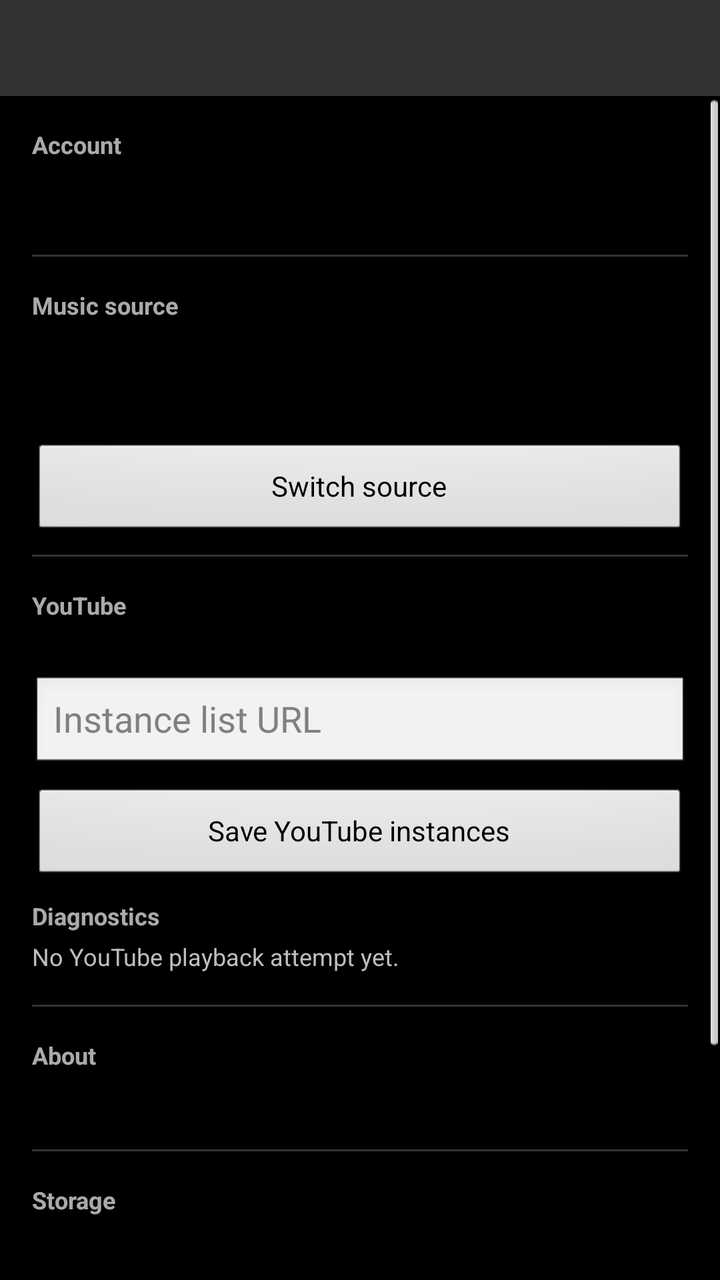
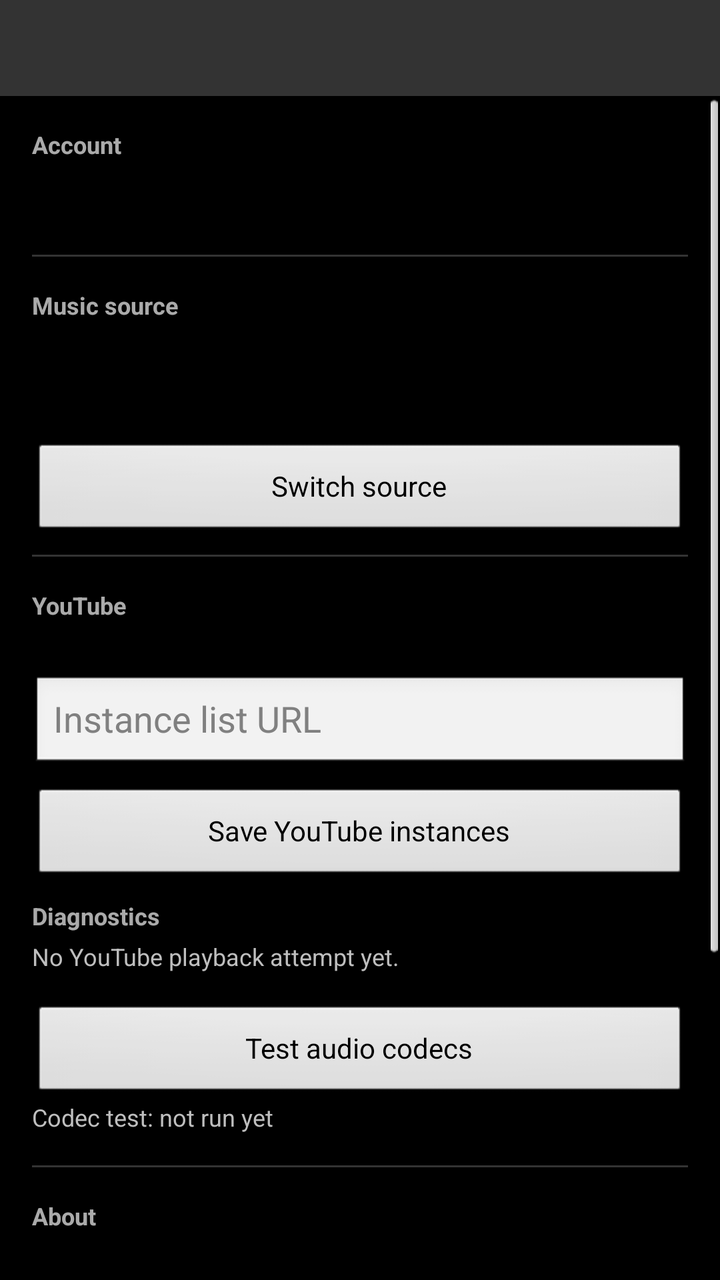

Before-and-after screenshots of an Android layout around one commit, followed by the original layout XML and the change that was made.
<!-- AndroidManifest.xml: application theme AppTheme -->
<!-- res/layout/activity_settings.xml -->
<?xml version="1.0" encoding="utf-8"?>
<LinearLayout xmlns:android="http://schemas.android.com/apk/res/android"
    android:orientation="vertical"
    android:layout_width="match_parent"
    android:layout_height="match_parent">

    <include layout="@layout/top_bar" />

    <ScrollView
        android:layout_width="match_parent"
        android:layout_height="0dp"
        android:layout_weight="1">

        <LinearLayout
            android:layout_width="match_parent"
            android:layout_height="wrap_content"
            android:orientation="vertical"
            android:paddingLeft="16dp"
            android:paddingRight="16dp"
            android:paddingTop="8dp"
            android:paddingBottom="16dp">

            <TextView
                android:layout_width="wrap_content"
                android:layout_height="wrap_content"
                android:text="@string/settings_section_account"
                android:textSize="12sp"
                android:textStyle="bold"
                android:textColor="#AAFFFFFF"
                android:paddingTop="8dp"
                android:paddingBottom="4dp" />

            <TextView
                android:id="@+id/tv_settings_username"
                android:layout_width="wrap_content"
                android:layout_height="wrap_content"
                android:textSize="20sp"
                android:textStyle="bold"
                android:paddingBottom="8dp" />

            <View
                android:layout_width="match_parent"
                android:layout_height="1dp"
                android:background="#33FFFFFF"
                android:layout_marginTop="8dp"
                android:layout_marginBottom="8dp" />

            <TextView
                android:layout_width="wrap_content"
                android:layout_height="wrap_content"
                android:text="@string/settings_section_source"
                android:textSize="12sp"
                android:textStyle="bold"
                android:textColor="#AAFFFFFF"
                android:paddingTop="8dp"
                android:paddingBottom="4dp" />

            <TextView
                android:id="@+id/tv_settings_source"
                android:layout_width="wrap_content"
                android:layout_height="wrap_content"
                android:textSize="16sp"
                android:textStyle="bold" />

            <TextView
                android:id="@+id/tv_settings_source_detail"
                android:layout_width="wrap_content"
                android:layout_height="wrap_content"
                android:textSize="14sp"
                android:paddingBottom="8dp" />

            <Button
                android:id="@+id/btn_switch_source"
                android:layout_width="match_parent"
                android:layout_height="wrap_content"
                android:layout_marginTop="8dp"
                android:text="@string/settings_switch_source" />

            <View
                android:layout_width="match_parent"
                android:layout_height="1dp"
                android:background="#33FFFFFF"
                android:layout_marginTop="8dp"
                android:layout_marginBottom="8dp" />

            <TextView
                android:layout_width="wrap_content"
                android:layout_height="wrap_content"
                android:text="@string/settings_section_youtube"
                android:textSize="12sp"
                android:textStyle="bold"
                android:textColor="#AAFFFFFF"
                android:paddingTop="8dp"
                android:paddingBottom="4dp" />

            <TextView
                android:id="@+id/tv_settings_youtube_status"
                android:layout_width="wrap_content"
                android:layout_height="wrap_content"
                android:textSize="14sp"
                android:paddingBottom="4dp" />

            <EditText
                android:id="@+id/et_settings_youtube_url"
                android:layout_width="match_parent"
                android:layout_height="wrap_content"
                android:hint="@string/youtube_instances_url"
                android:singleLine="true"
                android:inputType="textUri" />

            <Button
                android:id="@+id/btn_settings_youtube_save"
                android:layout_width="match_parent"
                android:layout_height="wrap_content"
                android:layout_marginTop="8dp"
                android:text="@string/youtube_instances_save" />

            <TextView
                android:layout_width="wrap_content"
                android:layout_height="wrap_content"
                android:text="@string/youtube_diagnostics"
                android:textSize="12sp"
                android:textStyle="bold"
                android:textColor="#AAFFFFFF"
                android:paddingTop="8dp"
                android:paddingBottom="4dp" />

            <TextView
                android:id="@+id/tv_settings_youtube_diagnostics"
                android:layout_width="match_parent"
                android:layout_height="wrap_content"
                android:text="@string/youtube_diagnostics_none"
                android:textSize="12sp"
                android:paddingBottom="8dp" />

            <View
                android:layout_width="match_parent"
                android:layout_height="1dp"
                android:background="#33FFFFFF"
                android:layout_marginTop="8dp"
                android:layout_marginBottom="8dp" />

            <TextView
                android:layout_width="wrap_content"
                android:layout_height="wrap_content"
                android:text="@string/settings_section_about"
                android:textSize="12sp"
                android:textStyle="bold"
                android:textColor="#AAFFFFFF"
                android:paddingTop="8dp"
                android:paddingBottom="4dp" />

            <TextView
                android:id="@+id/tv_settings_version"
                android:layout_width="wrap_content"
                android:layout_height="wrap_content"
                android:textSize="14sp"
                android:paddingBottom="8dp" />

            <View
                android:layout_width="match_parent"
                android:layout_height="1dp"
                android:background="#33FFFFFF"
                android:layout_marginTop="8dp"
                android:layout_marginBottom="8dp" />

            <TextView
                android:layout_width="wrap_content"
                android:layout_height="wrap_content"
                android:text="@string/settings_section_storage"
                android:textSize="12sp"
                android:textStyle="bold"
                android:textColor="#AAFFFFFF"
                android:paddingTop="8dp"
                android:paddingBottom="4dp" />

            <TextView
                android:id="@+id/tv_settings_downloads"
                android:layout_width="wrap_content"
                android:layout_height="wrap_content"
                android:textSize="14sp"
                android:paddingBottom="8dp" />

            <Button
                android:id="@+id/btn_clear_cover_cache"
                android:layout_width="match_parent"
                android:layout_height="wrap_content"
                android:layout_marginTop="8dp"
                android:text="@string/settings_clear_cover_cache" />

            <Button
                android:id="@+id/btn_logout"
                android:layout_width="match_parent"
                android:layout_height="wrap_content"
                android:layout_marginTop="24dp"
                android:text="@string/common_logout" />

        </LinearLayout>

    </ScrollView>

</LinearLayout>
<!-- res/layout/top_bar.xml (included above) -->
<?xml version="1.0" encoding="utf-8"?>
<FrameLayout xmlns:android="http://schemas.android.com/apk/res/android"
    android:layout_width="match_parent"
    android:layout_height="48dp"
    android:background="#FF333333">

    <ImageButton
        android:id="@+id/top_bar_back"
        android:layout_width="48dp"
        android:layout_height="48dp"
        android:layout_gravity="start"
        android:background="@drawable/bg_focusable"
        android:src="@android:drawable/ic_menu_revert"
        android:scaleType="center"
        android:visibility="gone" />

    <TextView
        android:id="@+id/top_bar_title"
        android:layout_width="match_parent"
        android:layout_height="wrap_content"
        android:layout_gravity="center"
        android:gravity="center"
        android:paddingLeft="56dp"
        android:paddingRight="56dp"
        android:maxLines="1"
        android:ellipsize="end"
        android:textColor="#FFFFFF"
        android:textSize="20sp"
        android:textStyle="bold" />

    <ImageButton
        android:id="@+id/top_bar_action"
        android:layout_width="48dp"
        android:layout_height="48dp"
        android:layout_gravity="end"
        android:background="@drawable/bg_focusable"
        android:scaleType="center"
        android:visibility="gone" />

</FrameLayout>
<!-- resources referenced by this layout -->
<resources>
  <!-- drawable bg_focusable (drawable) -->
  <?xml version="1.0" encoding="utf-8"?>
  <selector xmlns:android="http://schemas.android.com/apk/res/android">
      <item android:state_pressed="true">
          <shape>
              <solid android:color="#88FF8000" />
          </shape>
      </item>
      <item android:state_focused="true">
          <shape>
              <solid android:color="#66FFB300" />
          </shape>
      </item>
      <item>
          <shape>
              <solid android:color="#00000000" />
          </shape>
      </item>
  </selector>
  <string name="common_logout">Logout</string>
  <string name="settings_clear_cover_cache">Clear cover cache</string>
  <string name="settings_section_about">About</string>
  <string name="settings_section_account">Account</string>
  <string name="settings_section_source">Music source</string>
  <string name="settings_section_storage">Storage</string>
  <string name="settings_section_youtube">YouTube</string>
  <string name="settings_switch_source">Switch source</string>
  <string name="youtube_diagnostics">Diagnostics</string>
  <string name="youtube_diagnostics_none">No YouTube playback attempt yet.</string>
  <string name="youtube_instances_save">Save YouTube instances</string>
  <string name="youtube_instances_url">Instance list URL</string>
  <style name="AppTheme" parent="@android:style/Theme.NoTitleBar" />
</resources>

<!-- the commit's change to res/layout/activity_settings.xml (unified diff, before → after) -->
@@ -130,6 +130,21 @@
                 android:layout_width="match_parent"
                 android:layout_height="wrap_content"
                 android:text="@string/youtube_diagnostics_none"
+                android:textSize="12sp"
+                android:paddingBottom="8dp" />
+
+            <Button
+                android:id="@+id/btn_settings_youtube_codecs"
+                android:layout_width="match_parent"
+                android:layout_height="wrap_content"
+                android:layout_marginTop="8dp"
+                android:text="@string/youtube_test_codecs" />
+
+            <TextView
+                android:id="@+id/tv_settings_youtube_codecs"
+                android:layout_width="match_parent"
+                android:layout_height="wrap_content"
+                android:text="@string/youtube_codecs_not_run"
                 android:textSize="12sp"
                 android:paddingBottom="8dp" />
 
<!-- resource entries referenced after the edit -->
@@ -27,10 +27,12 @@
   <string name="settings_section_storage">Storage</string>
   <string name="settings_section_youtube">YouTube</string>
   <string name="settings_switch_source">Switch source</string>
+  <string name="youtube_codecs_not_run">Codec test: not run yet</string>
   <string name="youtube_diagnostics">Diagnostics</string>
   <string name="youtube_diagnostics_none">No YouTube playback attempt yet.</string>
   <string name="youtube_instances_save">Save YouTube instances</string>
   <string name="youtube_instances_url">Instance list URL</string>
+  <string name="youtube_test_codecs">Test audio codecs</string>
   <style name="AppTheme" parent="@android:style/Theme.NoTitleBar" />
 </resources>
 
